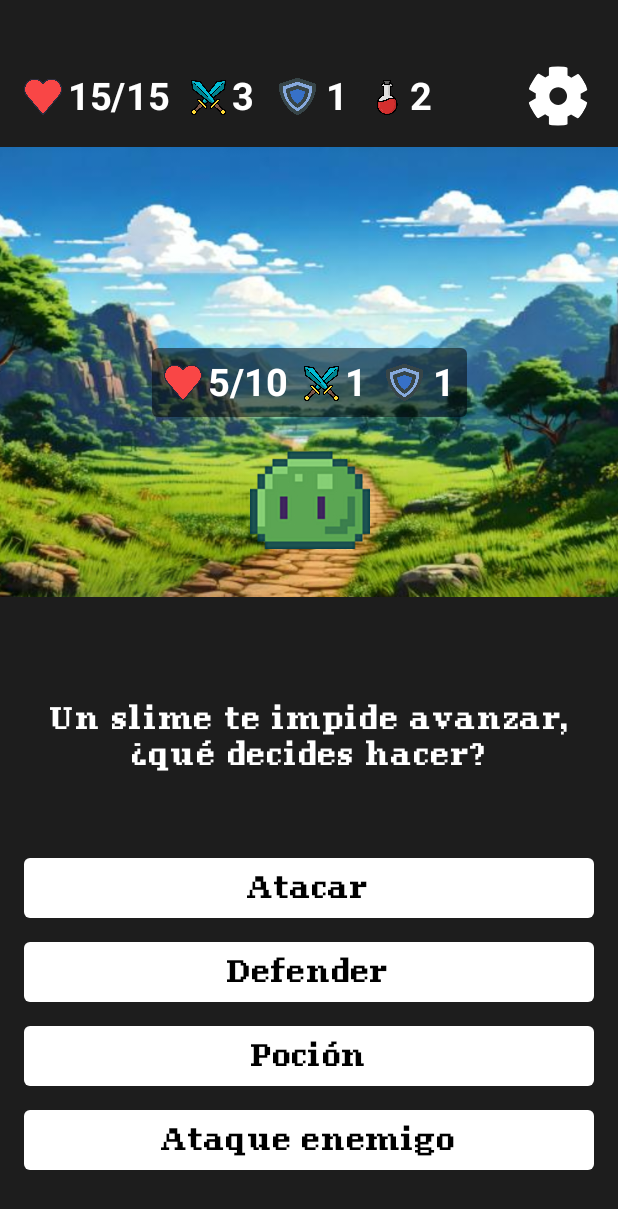
After one commit to Osore66/DestinoInteractivo, an Android app built with Jetpack Compose: the composable Combate_1 shown on its own in the app's theme, on a phone screen of 412 x 824 dp. The commit adds this screen. Shown: the top 1209 px of the screen. Run offline under Robolectric (Android 15) with nearby library versions, the phone set to English and light mode, and no system bars.

Commit message:
Diseño pantalla de combate terminado a falta de Scaffold

```diff
--- a/app/src/main/java/com/example/destinointeractivo/Screens/Ajustes.kt
+++ b/app/src/main/java/com/example/destinointeractivo/Screens/Ajustes.kt
@@ -23,6 +23,7 @@ import com.example.destinointeractivo.NavViewModel
 import com.example.destinointeractivo.R
 import com.example.destinointeractivo.VibrationViewModel
 import com.example.destinointeractivo.navigation.AppScreens
+import kotlin.math.round
 
 @Composable
 fun Ajustes(navController: NavController, navViewModel: NavViewModel) {
@@ -31,11 +32,10 @@ fun Ajustes(navController: NavController, navViewModel: NavViewModel) {
         // Evita el retroceso
     }
     val context = LocalContext.current
-    // Crear el ViewModel con el contexto
     val vibrationViewModel: VibrationViewModel = viewModel { VibrationViewModel(context) }
 
-    val volumenEfectos = remember { mutableStateOf(0.5f) }
-    val volumenMusica = remember { mutableStateOf(0.5f) }
+    val volumenEfectos = remember { mutableStateOf(5f) }
+    val volumenMusica = remember { mutableStateOf(5f) }
     val idiomas = listOf("Español", "English")
     val idiomaSeleccionado = remember { mutableStateOf(idiomas[0]) }
     val expanded = remember { mutableStateOf(false) }
@@ -68,7 +68,6 @@ fun Ajustes(navController: NavController, navViewModel: NavViewModel) {
                     vibrationViewModel.vibrate(context)
                     // Navega a la última pantalla visitada
                     navController.navigate(navViewModel.lastScreen.value) {
-                        // Limpia la pila si es necesario
                         popUpTo(AppScreens.Ajustes.route) { inclusive = true }
                     }
                 }) {
@@ -87,8 +86,11 @@ fun Ajustes(navController: NavController, navViewModel: NavViewModel) {
                 label = "Volumen efectos",
                 value = volumenEfectos.value,
                 onValueChange = {
-                    volumenEfectos.value = it
-                    vibrationViewModel.vibrate(context) // Vibrar al cambiar volumen
+                    volumenEfectos.value = round(it) // Redondear a entero
+                },
+                onValueChangeFinished = {
+                    volumenEfectos.value = round(volumenEfectos.value) // Asegura que se mantenga en enteros
+                    vibrationViewModel.vibrate(context)
                 },
                 fontFamily = fuentePixelBold
             )
@@ -98,8 +100,11 @@ fun Ajustes(navController: NavController, navViewModel: NavViewModel) {
                 label = "Volumen música",
                 value = volumenMusica.value,
                 onValueChange = {
-                    volumenMusica.value = it
-                    vibrationViewModel.vibrate(context) // Vibrar al cambiar volumen
+                    volumenMusica.value = round(it) // Redondear a entero
+                },
+                onValueChangeFinished = {
+                    volumenMusica.value = round(volumenMusica.value) // Asegura que se mantenga en enteros
+                    vibrationViewModel.vibrate(context)
                 },
                 fontFamily = fuentePixelBold
             )
@@ -117,10 +122,10 @@ fun Ajustes(navController: NavController, navViewModel: NavViewModel) {
                     fontFamily = fuentePixelBold
                 )
                 Checkbox(
-                    checked = vibrationViewModel.vibracionActiva.value, // Asegúrate de que refleje el estado del ViewModel
+                    checked = vibrationViewModel.vibracionActiva.value,
                     onCheckedChange = { isChecked ->
-                        vibrationViewModel.setVibracionActiva(isChecked) // Guardar el estado
-                        vibrationViewModel.vibrate(context) // Vibrar cuando cambie el checkbox
+                        vibrationViewModel.setVibracionActiva(isChecked)
+                        vibrationViewModel.vibrate(context)
                     },
                     modifier = Modifier.padding(start = 8.dp),
                     colors = CheckboxDefaults.colors(
@@ -147,7 +152,7 @@ fun Ajustes(navController: NavController, navViewModel: NavViewModel) {
                 Box {
                     OutlinedButton(
                         onClick = {
-                            vibrationViewModel.vibrate(context) // Vibrar al abrir el menú
+                            vibrationViewModel.vibrate(context)
                             expanded.value = true
                         },
                         modifier = Modifier.fillMaxWidth(0.6f)
@@ -170,7 +175,7 @@ fun Ajustes(navController: NavController, navViewModel: NavViewModel) {
                                     modifier = Modifier
                                         .fillMaxWidth()
                                         .clickable {
-                                            vibrationViewModel.vibrate(context) // Vibrar al seleccionar idioma
+                                            vibrationViewModel.vibrate(context)
                                             idiomaSeleccionado.value = idioma
                                             expanded.value = false
                                         }
@@ -197,7 +202,7 @@ fun Ajustes(navController: NavController, navViewModel: NavViewModel) {
             // Botón para salir al menú
             Button(
                 onClick = {
-                    vibrationViewModel.vibrate(context) // Vibrar al salir
+                    vibrationViewModel.vibrate(context)
                     navController.navigate(route = AppScreens.MainScreen.route)
                 },
                 modifier = Modifier
@@ -229,11 +234,12 @@ fun VolumeSlider(
     label: String,
     value: Float,
     onValueChange: (Float) -> Unit,
+    onValueChangeFinished: () -> Unit,
     fontFamily: FontFamily
 ) {
     Column {
         Text(
-            text = label,
+            text = "$label: ${value.toInt()}", // Muestra el valor actual como entero
             color = Color.White,
             fontSize = 16.sp,
             fontFamily = fontFamily
@@ -241,9 +247,11 @@ fun VolumeSlider(
         Slider(
             value = value,
             onValueChange = onValueChange,
-            valueRange = 0f..1f,
+            onValueChangeFinished = onValueChangeFinished,
+            valueRange = 0f..10f,
+            steps = 9, // Ajuste para que el slider tenga 10 posiciones
             colors = SliderDefaults.colors(
-                thumbColor = Color.White,
+                thumbColor = if (value == 0f) Color.Gray else Color.White, // Cambia el color de la bolita
                 activeTrackColor = Color.White,
                 inactiveTrackColor = Color.Gray
             )
--- /dev/null
+++ b/app/src/main/java/com/example/destinointeractivo/Screens/Combate_1.kt
@@ -0,0 +1,239 @@
+package com.example.destinointeractivo.Screens
+
+import androidx.compose.foundation.Image
+import androidx.compose.foundation.background
+import androidx.compose.foundation.layout.*
+import androidx.compose.foundation.shape.RoundedCornerShape
+import androidx.compose.material3.*
+import androidx.compose.runtime.*
+import androidx.compose.ui.Alignment
+import androidx.compose.ui.Modifier
+import androidx.compose.ui.graphics.Color
+import androidx.compose.ui.layout.ContentScale
+import androidx.compose.ui.platform.LocalContext
+import androidx.compose.ui.res.colorResource
+import androidx.compose.ui.res.painterResource
+import androidx.compose.ui.text.font.Font
+import androidx.compose.ui.text.font.FontFamily
+import androidx.compose.ui.text.font.FontWeight
+import androidx.compose.ui.text.style.TextAlign
+import androidx.compose.ui.unit.Dp
+import androidx.compose.ui.unit.dp
+import androidx.compose.ui.unit.sp
+import androidx.lifecycle.viewmodel.compose.viewModel
+import androidx.navigation.NavController
+import com.example.destinointeractivo.NavViewModel
+import com.example.destinointeractivo.R
+import com.example.destinointeractivo.VibrationViewModel
+import com.example.destinointeractivo.navigation.AppScreens
+
+val tamanyoFuenteCombate = 20.sp
+
+@Composable
+fun Combate_1(navController: NavController, navViewModel: NavViewModel) {
+
+    val context = LocalContext.current
+    val vibrationViewModel: VibrationViewModel = viewModel { VibrationViewModel(context) }
+    val fuentePixelBold = FontFamily(Font(R.font.pixelgeorgiabold))
+    val buttonShape = RoundedCornerShape(4.dp)
+    navViewModel.lastScreen.value = AppScreens.Combate_1.route
+
+    val spacerIcons = 14.dp
+
+    Box(
+        modifier = Modifier
+            .fillMaxSize()
+            .background(colorResource(id = R.color.VeryDarkGrey))
+            .padding(top = 40.dp)
+    ) {
+        Column(
+            modifier = Modifier.fillMaxSize(),
+            horizontalAlignment = Alignment.CenterHorizontally
+        ) {
+            // Barra de estado (fondo negro con iconos)
+            Row(
+                modifier = Modifier
+                    .fillMaxWidth()
+                    .background(colorResource(id = R.color.VeryDarkGrey))
+                    .padding(start = 16.dp, end = 16.dp, bottom = 10.dp),
+                horizontalArrangement = Arrangement.SpaceBetween,
+                verticalAlignment = Alignment.CenterVertically
+            ) {
+                Row(verticalAlignment = Alignment.CenterVertically) {
+                    IconWithText(iconRes = R.drawable.corazon, text = "15/15", size = 25.dp)
+                    Spacer(modifier = Modifier.width(spacerIcons))
+                    IconWithText(iconRes = R.drawable.espada, text = "3", size = 23.dp)
+                    Spacer(modifier = Modifier.width(spacerIcons))
+                    IconWithText(iconRes = R.drawable.escudo, text = "1", size = 30.dp)
+                    Spacer(modifier = Modifier.width(spacerIcons))
+                    IconWithText(iconRes = R.drawable.potion, text = "2", size = 23.dp)
+                }
+                IconButton(onClick = {
+                    vibrationViewModel.vibrate(context)
+                    navController.navigate(route = AppScreens.Ajustes.route)
+                }) {
+                    Icon(
+                        painter = painterResource(id = R.drawable.settings_icon),
+                        contentDescription = "Cerrar",
+                        tint = Color.White
+                    )
+                }
+            }
+
+            // Sección enemigo
+            Box(
+                modifier = Modifier
+                    .fillMaxWidth()
+                    .height(300.dp)
+            ) {
+                Image(
+                    painter = painterResource(id = R.drawable.paisaje),
+                    contentDescription = null,
+                    modifier = Modifier.fillMaxSize(),
+                    contentScale = ContentScale.Crop
+                )
+
+                Column(
+                    modifier = Modifier
+                        .align(Alignment.BottomCenter)
+                        .padding(bottom = 32.dp)
+                ) {
+                    Box(
+                        modifier = Modifier
+                            .background(
+                                Color.Black.copy(alpha = 0.5f),
+                                buttonShape
+                            )
+                            .padding(8.dp)
+                            .wrapContentSize()
+                            .align(Alignment.CenterHorizontally)
+                    ) {
+                        Row(
+                            modifier = Modifier
+                                .wrapContentWidth(Alignment.CenterHorizontally),
+                            verticalAlignment = Alignment.CenterVertically
+                        ) {
+                            IconWithText(iconRes = R.drawable.corazon, text = "5/10", size = 25.dp)
+                            Spacer(modifier = Modifier.width(10.dp))
+                            IconWithText(iconRes = R.drawable.espada, text = "1", size = 23.dp)
+                            Spacer(modifier = Modifier.width(10.dp))
+                            IconWithText(iconRes = R.drawable.escudo, text = "1", size = 30.dp)
+                        }
+                    }
+
+                    Spacer(modifier = Modifier.height(8.dp))
+
+                    Box(
+                        modifier = Modifier
+                            .align(Alignment.CenterHorizontally)
+                    ) {
+                        Image(
+                            painter = painterResource(id = R.drawable.slime),
+                            contentDescription = "Enemigo",
+                            modifier = Modifier.size(80.dp)
+                        )
+                    }
+                }
+            }
+
+            Spacer(modifier = Modifier.height(16.dp))
+
+            Box(
+                modifier = Modifier
+                    .fillMaxWidth()
+                    .fillMaxHeight()
+                    .background(colorResource(id = R.color.VeryDarkGrey))
+                    .padding(horizontal = 16.dp)
+            ) {
+                Column(
+                    modifier = Modifier
+                        .fillMaxSize()
+                ) {
+                    Box(
+                        modifier = Modifier
+                            .fillMaxWidth()
+                            .weight(1f)
+                            .wrapContentHeight(Alignment.CenterVertically)
+                    ) {
+                        Text(
+                            text = "Un slime te impide avanzar, ¿qué decides hacer?",
+                            color = Color.White,
+                            fontSize = tamanyoFuenteCombate,
+                            fontFamily = fuentePixelBold,
+                            modifier = Modifier
+                                .fillMaxWidth()
+                                .wrapContentHeight(Alignment.CenterVertically),
+                            textAlign = TextAlign.Center
+                        )
+                    }
+
+                    Column(
+                        horizontalAlignment = Alignment.CenterHorizontally,
+                        modifier = Modifier
+                            .fillMaxWidth()
+                            .padding(bottom = 40.dp)
+                    ) {
+                        ActionButton(text = "Atacar", fontFamily = fuentePixelBold) {
+                            // Acción de ataque
+                            vibrationViewModel.vibrate(context)
+                        }
+                        Spacer(modifier = Modifier.height(8.dp))
+                        ActionButton(text = "Defender", fontFamily = fuentePixelBold) {
+                            // Acción de defensa
+                            vibrationViewModel.vibrate(context)
+                        }
+                        Spacer(modifier = Modifier.height(8.dp))
+                        ActionButton(text = "Poción", fontFamily = fuentePixelBold) {
+                            // Acción para usar una poción
+                            vibrationViewModel.vibrate(context)
+                        }
+                        Spacer(modifier = Modifier.height(8.dp))
+                        ActionButton(text = "Ataque enemigo", fontFamily = fuentePixelBold) {
+                            // Acción para usar un ataque enemigo
+                            vibrationViewModel.vibrate(context)
+                        }
+                    }
+                }
+            }
+        }
+    }
+}
+
+@Composable
+fun IconWithText(iconRes: Int, text: String, size: Dp = 24.dp) {
+    Row(verticalAlignment = Alignment.CenterVertically) {
+        Image(
+            painter = painterResource(id = iconRes),
+            contentDescription = null,
+            modifier = Modifier.size(size)
+        )
+        Spacer(modifier = Modifier.width(4.dp))
+        Text(
+            text = text,
+            color = Color.White,
+            fontSize = 25.sp,
+            fontWeight = FontWeight.Bold
+        )
+    }
+}
+
+@Composable
+fun ActionButton(text: String, fontFamily: FontFamily, onClick: () -> Unit) {
+    Button(
+        onClick = onClick,
+        modifier = Modifier
+            .fillMaxWidth()
+            .padding(horizontal = 0.dp),
+        colors = ButtonDefaults.buttonColors(
+            containerColor = Color.White,
+            contentColor = Color.Black
+        ),
+        shape = RoundedCornerShape(4.dp)
+    ) {
+        Text(
+            text = text,
+            fontFamily = fontFamily,
+            fontSize = tamanyoFuenteCombate
+        )
+    }
+}
--- a/app/src/main/java/com/example/destinointeractivo/Screens/MainScreen.kt
+++ b/app/src/main/java/com/example/destinointeractivo/Screens/MainScreen.kt
@@ -115,7 +115,7 @@ fun MainScreen(navController: NavController, navViewModel: NavViewModel) {
             Button(
                 onClick = {
                     vibrationViewModel.vibrate(context)
-                    navController.navigate(route = AppScreens.Prueba.route)
+                    navController.navigate(route = AppScreens.Combate_1.route)
                     // Acción de nueva partida
                 },
                 modifier = Modifier
--- a/app/src/main/java/com/example/destinointeractivo/navigation/AppNavigation.kt
+++ b/app/src/main/java/com/example/destinointeractivo/navigation/AppNavigation.kt
@@ -9,6 +9,7 @@ import com.example.destinointeractivo.Screens.MainScreen
 import com.example.destinointeractivo.Screens.Ajustes
 import com.example.destinointeractivo.Screens.Prueba
 import com.example.destinointeractivo.NavViewModel // Asegúrate de importar el NavViewModel
+import com.example.destinointeractivo.Screens.Combate_1
 
 @Composable
 fun AppNavigation() {
@@ -25,5 +26,11 @@ fun AppNavigation() {
         composable(route = AppScreens.Prueba.route) {
             Prueba(navController, navViewModel)
         }
+        composable(route = AppScreens.Combate_1.route) {
+            Combate_1(navController, navViewModel)
+        }
+
+
+
     }
 }
--- a/app/src/main/java/com/example/destinointeractivo/navigation/AppScreens.kt
+++ b/app/src/main/java/com/example/destinointeractivo/navigation/AppScreens.kt
@@ -4,4 +4,7 @@ sealed class AppScreens(val route: String) {
     object MainScreen: AppScreens("MainScreen")
     object Ajustes: AppScreens("Ajustes")
     object Prueba: AppScreens("Prueba")
+    object Combate_1: AppScreens("Combate_1")
+
+
 }
--- a/app/src/main/res/values/colors.xml
+++ b/app/src/main/res/values/colors.xml
@@ -7,4 +7,8 @@
     <color name="teal_700">#FF018786</color>
     <color name="black">#FF000000</color>
     <color name="white">#FFFFFFFF</color>
+
+    <!-- Color para el fondo -->
+    <color name="VeryDarkGrey">#1D1D1D</color>
+
 </resources>
```
Also changed, not shown: app/src/main/res/drawable/corazon.png (added), app/src/main/res/drawable/escudo.png (added), app/src/main/res/drawable/espada.png (added), app/src/main/res/drawable/paisaje.jpg (added), app/src/main/res/drawable/potion.png (added), app/src/main/res/drawable/slime.png (added).
